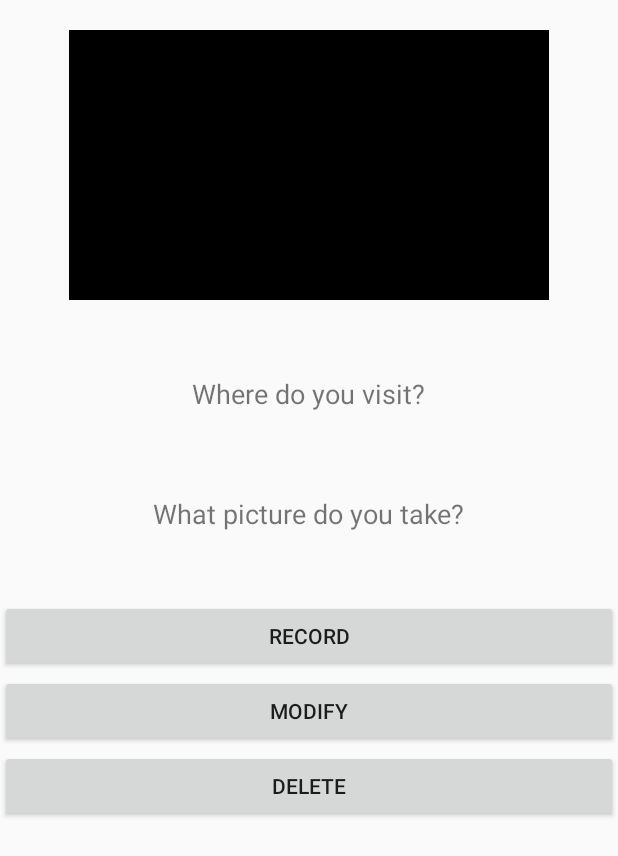
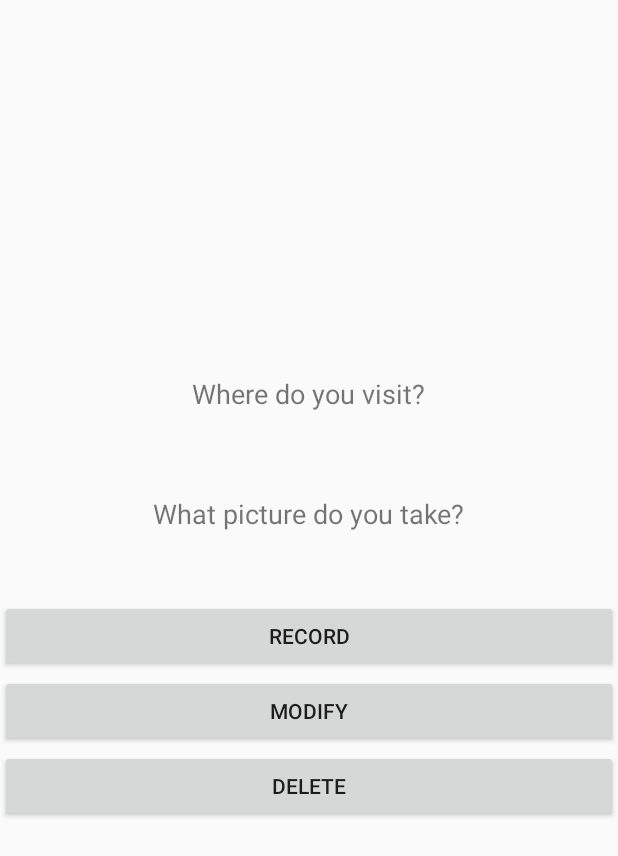
Before and after one commit to t15cs028/AudioVideoRecording, an Android app: the fragment BlockFragment placed in its activity, on a phone screen of 412 x 824 dp. Shown: the top 856 px of the screen. Run offline under Robolectric (Android 15) with nearby library versions, the phone set to English and light mode, and no system bars; 4 statements that could not run were skipped.

Commit message:
[modify] ブロック詳細画面のレイアウト

```diff
--- a/app/src/main/res/layout-land/block_main.xml
+++ b/app/src/main/res/layout-land/block_main.xml
@@ -3,36 +3,26 @@
     android:layout_width="match_parent" android:layout_height="match_parent">
 
 
-
     <LinearLayout
         android:layout_width="match_parent"
         android:layout_height="match_parent"
-        android:orientation="horizontal"
-        >
-        <LinearLayout xmlns:android="http://schemas.android.com/apk/res/android"
+        android:layout_alignParentStart="true"
+        android:layout_alignParentTop="true"
+        android:orientation="horizontal">
+
+        <RelativeLayout xmlns:android="http://schemas.android.com/apk/res/android"
             android:layout_width="360dp"
             android:layout_height="fill_parent"
             android:orientation="vertical">
-
-            <ImageView
-                android:id="@+id/composition"
-                android:layout_width="320dp"
-                android:layout_height="180dp"
-                android:layout_alignParentStart="true"
-                android:layout_alignParentTop="true"
-                android:layout_gravity="center_horizontal"
-                android:layout_marginTop="20dp"
-                android:background="@android:color/black"
-                android:padding="3dp" />
 
             <TextView
                 android:id="@+id/where"
                 android:layout_width="wrap_content"
                 android:layout_height="wrap_content"
-                android:layout_alignParentStart="true"
                 android:layout_alignParentTop="true"
+                android:layout_centerHorizontal="true"
                 android:layout_gravity="center_horizontal"
-                android:layout_marginTop="15dp"
+                android:layout_marginTop="100dp"
                 android:text="Where do you visit?"
                 android:textSize="18sp" />
 
@@ -40,20 +30,20 @@
                 android:id="@+id/name"
                 android:layout_width="wrap_content"
                 android:layout_height="wrap_content"
-                android:layout_alignParentStart="true"
-                android:layout_alignParentTop="true"
+                android:layout_below="@+id/where"
+                android:layout_centerHorizontal="true"
                 android:layout_gravity="center_horizontal"
-                android:layout_marginTop="5dp"
+                android:layout_marginTop="25dp"
                 android:textSize="18sp" />
 
             <TextView
                 android:id="@+id/what"
                 android:layout_width="wrap_content"
                 android:layout_height="wrap_content"
-                android:layout_alignParentStart="true"
                 android:layout_alignParentTop="true"
+                android:layout_centerHorizontal="true"
                 android:layout_gravity="center_horizontal"
-                android:layout_marginTop="15dp"
+                android:layout_marginTop="250dp"
                 android:text="What picture do you take?"
                 android:textSize="18sp" />
 
@@ -61,14 +51,14 @@
                 android:id="@+id/description"
                 android:layout_width="wrap_content"
                 android:layout_height="wrap_content"
-                android:layout_alignParentStart="true"
-                android:layout_alignParentTop="true"
+                android:layout_below="@+id/what"
+                android:layout_centerHorizontal="true"
                 android:layout_gravity="center_horizontal"
-                android:layout_marginTop="5dp"
+                android:layout_marginTop="25dp"
                 android:textSize="18sp" />
 
 
-        </LinearLayout>
+        </RelativeLayout>
 
         <LinearLayout
             android:layout_width="match_parent"
--- a/app/src/main/res/layout/block_main.xml
+++ b/app/src/main/res/layout/block_main.xml
@@ -15,16 +15,6 @@
             android:layout_width="fill_parent"
             android:layout_height="fill_parent"
             android:orientation="vertical">
-
-            <ImageView
-                android:id="@+id/composition"
-                android:layout_width="320dp"
-                android:layout_height="180dp"
-                android:layout_alignParentTop="true"
-                android:layout_centerHorizontal="true"
-                android:layout_marginTop="20dp"
-                android:background="@android:color/black"
-                android:padding="3dp" />
 
             <TextView
                 android:id="@+id/where"
```
